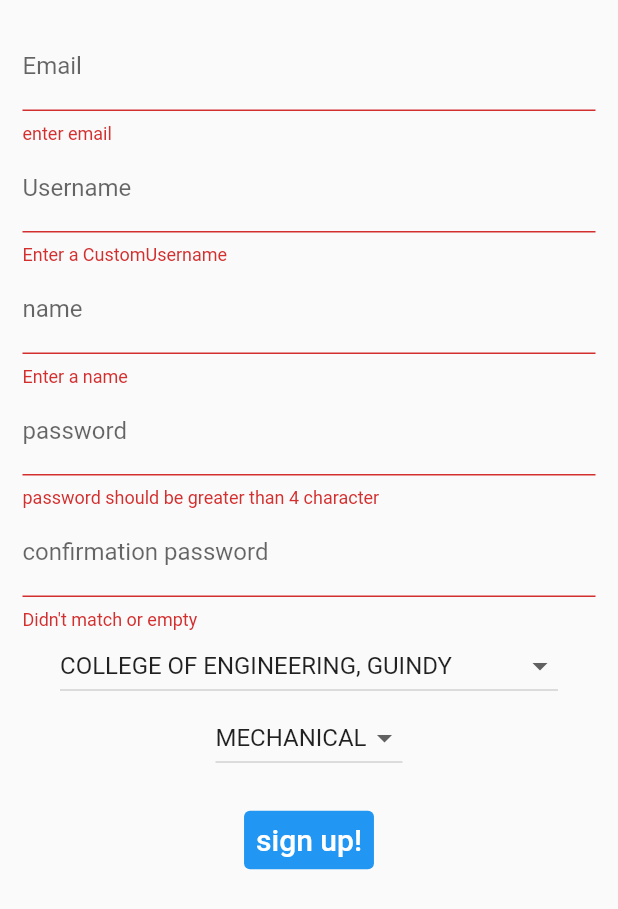
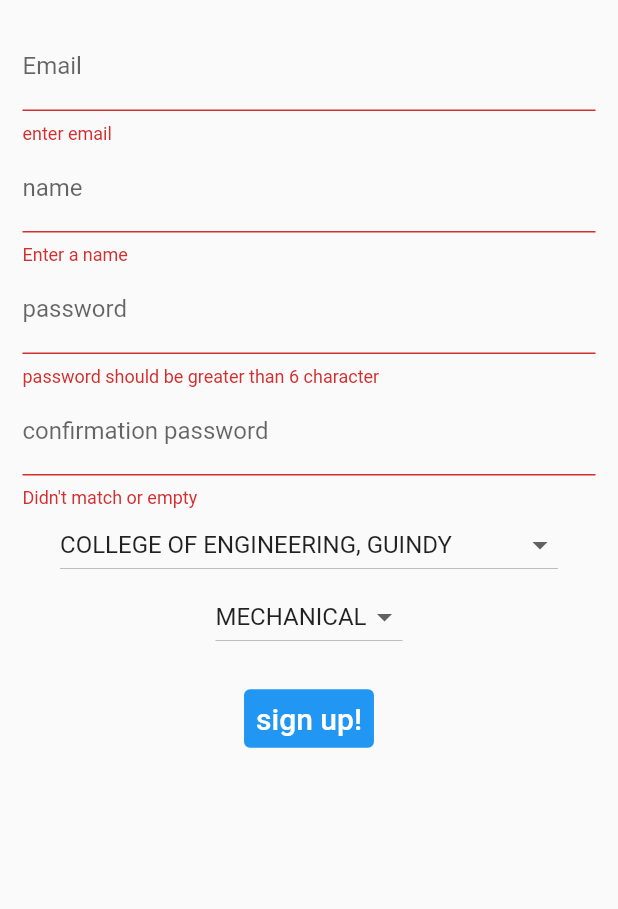
Before and after one commit to kamalraj-ten/college-dule, a Flutter app: the SignUpPage screen opened by its route, after a tap on "sign up!", on a phone screen of 412 x 824 dp. Shown: the top 909 px of the screen. Run offline on Flutter 3.47's test engine with Material 2 defaults, Android fonts, the phone set to English and light mode, and no system bars; our stand-ins replace cloud_firestore, firebase_auth, firebase_core, firebase_database, shared_preferences; accounts and stored records are empty.

```diff
--- a/lib/CustomUser.dart
+++ b/lib/CustomUser.dart
@@ -1,18 +1,17 @@
 import 'package:firebase_database/firebase_database.dart';
 
 class CustomUser {
-  String username, name, password, college, department, email;
+  String name, password, college, department, email;
 
-  CustomUser({this.username, this.name, this.password, this.college, this.department, this.email = "abc@email.com"});
+  CustomUser({this.name, this.password, this.college, this.department, this.email = "abc@email.com"});
 
   @override
   String toString() {
-    return 'User{username: $username, name: $name, password: $password, college: $college, department: $department, email: $email}';
+    return 'User{name: $name, password: $password, college: $college, department: $department, email: $email}';
   }
 
   Map toMap() {
     return {
-      "username": username,
       "name": name,
       "password": password,
       "college": college,
@@ -22,7 +21,6 @@ class CustomUser {
   }
 
   void fromMap(Map<String, dynamic> value) {
-    username = value['username'];
     name = value['name'];
     password = value['password'];
     college = value['college'];
@@ -32,7 +30,6 @@ class CustomUser {
 
   CustomUser.fromSnapshot(DataSnapshot snapshot) {
     final value = snapshot.value;
-    username = value['username'];
     name = value['name'];
     password = value['password'];
     college = value['college'];
--- a/lib/DatabaseManager.dart
+++ b/lib/DatabaseManager.dart
@@ -14,7 +14,6 @@ class DatabaseManager {
     values.forEach((key, value) {
       if (value != null) {
         customUsers.add(new CustomUser(
-            username: value['username'],
             name: value['name'],
             password: value['password'],
             college: value['college'],
@@ -38,7 +37,6 @@ class DatabaseManager {
     final DatabaseReference reference = dbRef.child("public");
     try {
       await reference.push().set({
-        "username": customUser.username,
         "password": customUser.password,
         "name": customUser.name,
         "college": customUser.college,
--- a/lib/SignUp.dart
+++ b/lib/SignUp.dart
@@ -1,6 +1,4 @@
-import 'package:collegedule/DatabaseManager.dart';
 import 'package:flutter/material.dart';
-
 import 'CustomUser.dart';
 import 'flutterfire.dart';
 
@@ -52,16 +50,6 @@ class _SignUpPageState extends State<SignUpPage> {
                       onSaved: (s) => _customUser.email = s,
                       decoration: InputDecoration(
                         labelText: "Email",
-                      ),
-                    ),
-                    TextFormField(
-                      onChanged: (s) {
-                        username = s;
-                      },
-                      validator: (s) => validateCustomUsername(s),
-                      onSaved: (s) => _customUser.username = s,
-                      decoration: InputDecoration(
-                        labelText: "Username",
                       ),
                     ),
                     TextFormField(
@@ -149,19 +137,13 @@ class _SignUpPageState extends State<SignUpPage> {
     return s.isEmpty ? "Enter a name" : null;
   }
 
-  String validateCustomUsername(String s) {
-    if(s.isNotEmpty) {
-      return null;
-    } else return "Enter a CustomUsername";
-  }
-
   String validateConfirmation(String s) {
     if(s.isEmpty || password.compareTo(s) != 0) return "Didn't match or empty";
     return null;
   }
 
   String validatePassword(String s) {
-    if(s.length < 4) return "password should be greater than 4 character";
+    if(s.length < 6) return "password should be greater than 6 character";
     return null;
   }
 
@@ -173,20 +155,12 @@ class _SignUpPageState extends State<SignUpPage> {
       _customUser.department = this.department;
       _customUser.college = this.college;
       print(_customUser);
-      bool isUserCreated = await createUser();
+      bool isUserCreated = await register(this.email, this.password, _customUser);
 
       if(isUserCreated) {
-        await DatabaseManager.manager.storeUser(_customUser);
         Navigator.pop(context);
       }
-
-      List<CustomUser> customUsers = await DatabaseManager.manager.getUsers();
-      print(customUsers);
     }
-  }
-
-  Future<bool> createUser() async {
-    return await register(this.email, this.password);
   }
 
   String validateEmail(String s) {
--- a/lib/event.dart
+++ b/lib/event.dart
@@ -1,5 +1,5 @@
 class ClubEvent {
-  String event, email, username, date, college, department;
+  String event, email, uid, date, college, department;
 
   ClubEvent(
       {this.event,
@@ -7,25 +7,25 @@ class ClubEvent {
       this.date,
       this.college,
       this.department,
-      this.username});
+      this.uid});
 
   Map<String, dynamic> toMap() {
     return {
       'event': this.event,
       'email': this.email,
-      'username': this.username,
       'date': this.date,
       'college': this.college,
-      'department': this.department
+      'department': this.department,
+      'uid': this.uid
     };
   }
 
   ClubEvent.fromMap(Map map) {
     this.event = map['event'];
     this.email = map['email'];
-    this.username = map['username'];
     this.date = map['date'];
     this.department = map['department'];
     this.college = map['college'];
+    this.uid = map['uid'];
   }
 }
--- a/lib/main.dart
+++ b/lib/main.dart
@@ -2,6 +2,7 @@ import 'package:collegedule/Categories.dart';
 import 'package:collegedule/DatabaseManager.dart';
 import 'package:collegedule/LogIn.dart';
 import 'package:collegedule/SignUp.dart';
+import 'package:collegedule/clubEventEntry.dart';
 import 'package:firebase_core/firebase_core.dart';
 import 'package:flutter/material.dart';
 import 'package:shared_preferences/shared_preferences.dart';
@@ -24,7 +25,8 @@ class MyApp extends StatelessWidget {
         "/log_in" : (context) => LogInPage(),
         "/sign_up": (context) => SignUpPage(),
         "/schedules": (context) => Schedules(),
-        "/categories": (context) => Categories()
+        "/categories": (context) => Categories(),
+        "/club_event_entry": (context) => ClubEventEntry(),
       },
     );
   }
```
Also changed, not shown: lib/LogIn.dart (+0 -9 lines), lib/clubEventEntry.dart (added, +105 -0 lines), lib/clubEvents.dart (+8 -1 lines), lib/flutterfire.dart (+35 -4 lines).
